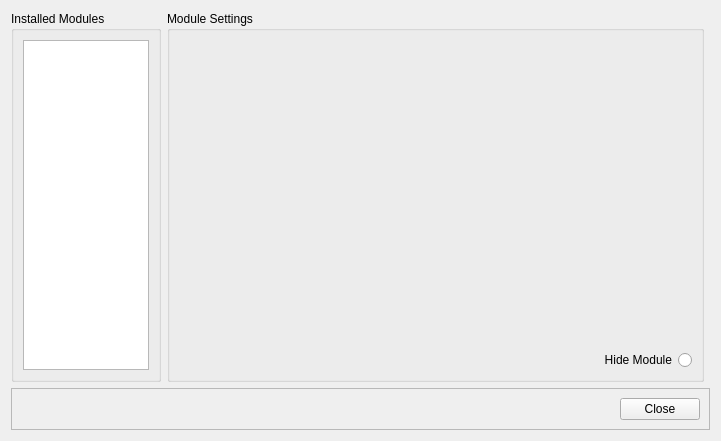
First picture: the form in src/ui/synnefo-config.ui, repository oyranos-cms/Synnefo, before the edit.
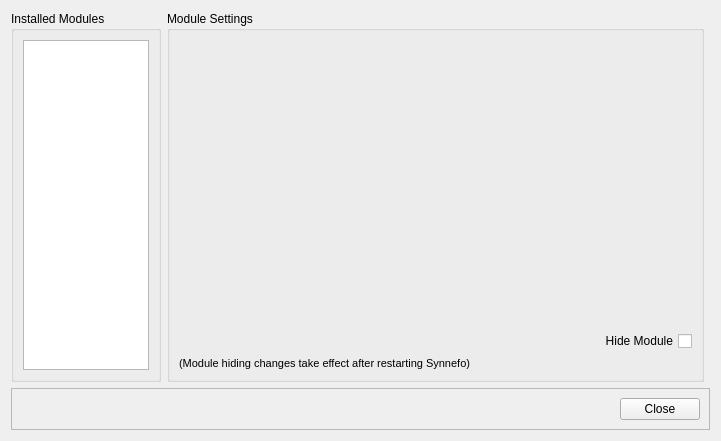
Second picture: the form after the edit.

Commit message: implemented module-hiding via Synnefo Config; modified module-selection code.

The edit to the form file:
```diff
--- a/src/ui/synnefo-config.ui
+++ b/src/ui/synnefo-config.ui
@@ -137,16 +137,6 @@
       <string>Module Settings</string>
      </property>
      <layout class="QGridLayout" name="gridLayout_4">
-      <item row="1" column="0">
-       <widget class="QRadioButton" name="radioButton">
-        <property name="layoutDirection">
-         <enum>Qt::RightToLeft</enum>
-        </property>
-        <property name="text">
-         <string>Hide Module</string>
-        </property>
-       </widget>
-      </item>
       <item row="0" column="0">
        <widget class="QStackedWidget" name="moduleConfigStack">
         <property name="currentIndex">
@@ -154,6 +144,31 @@
         </property>
        </widget>
       </item>
+      <item row="1" column="0">
+       <widget class="QCheckBox" name="hideModuleCheckBox">
+        <property name="layoutDirection">
+         <enum>Qt::RightToLeft</enum>
+        </property>
+        <property name="text">
+         <string>Hide Module</string>
+        </property>
+       </widget>
+      </item>
+      <item row="2" column="0">
+       <widget class="QLabel" name="label">
+        <property name="font">
+         <font>
+          <pointsize>8</pointsize>
+         </font>
+        </property>
+        <property name="layoutDirection">
+         <enum>Qt::RightToLeft</enum>
+        </property>
+        <property name="text">
+         <string>(Module hiding changes take effect after restarting Synnefo)</string>
+        </property>
+       </widget>
+      </item>
      </layout>
     </widget>
    </item>
```
The commit also changes 16 other files.
